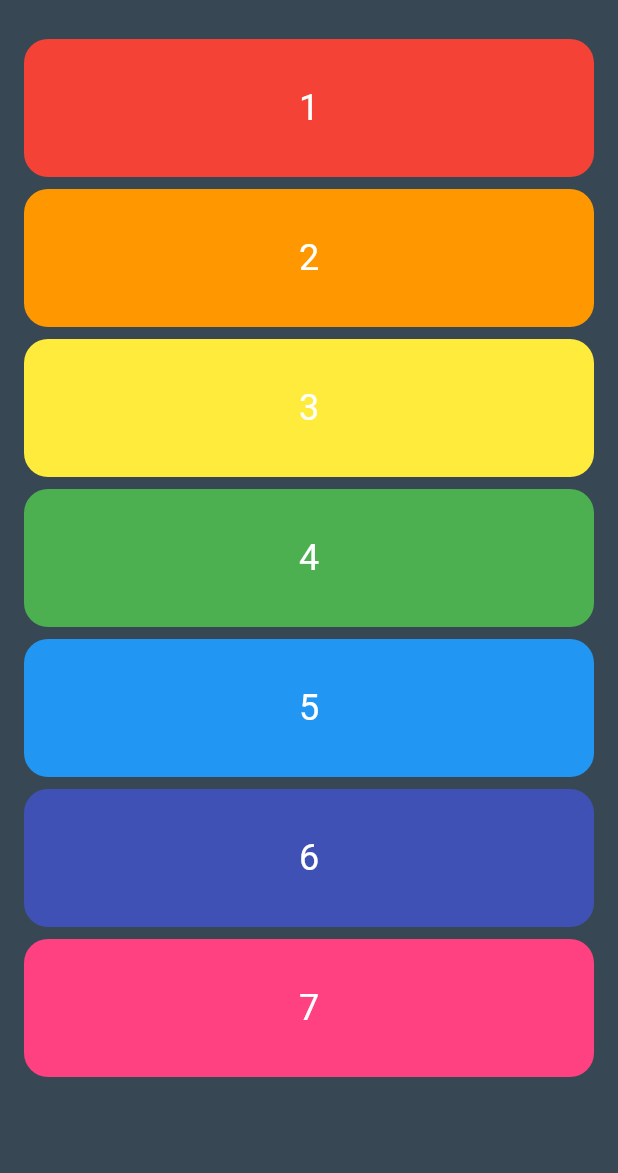
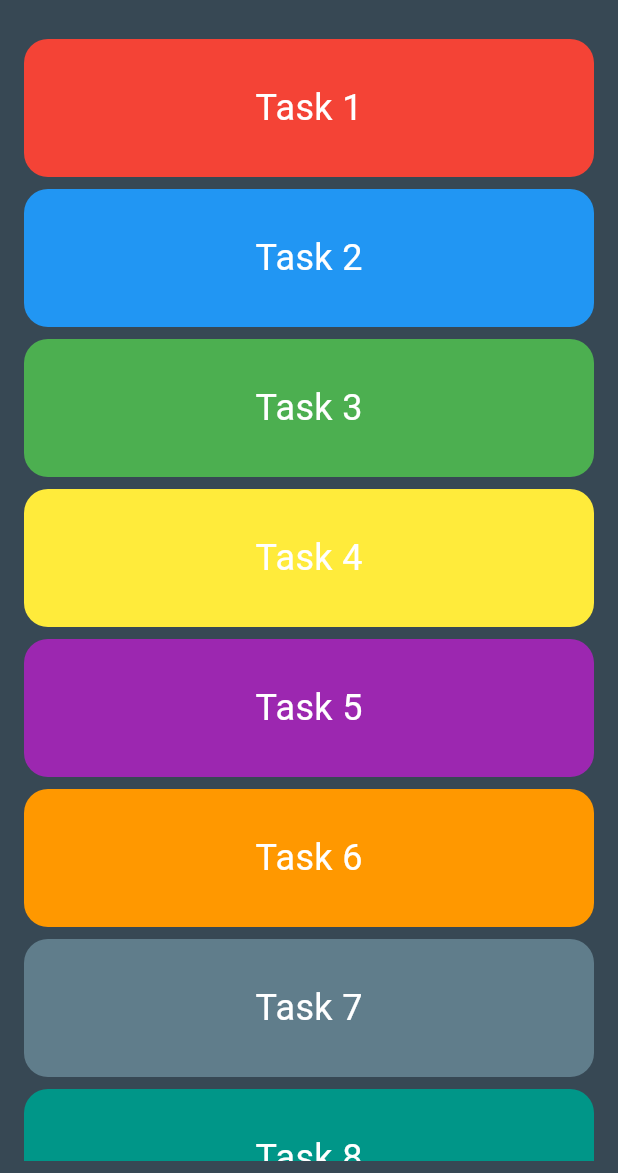
Before and after one commit to SamHarv/plans, a Flutter app: the screen it shows after launch, on a phone screen of 412 x 824 dp, the part 63-1236 px from its top. Run offline on Flutter 3.47's test engine with Material 3 defaults, Android fonts, the phone set to English and light mode, and no system bars; our stand-ins replace beamer, flutter_riverpod, riverpod.

Commit message:
Restructuring and introduction of TaskView page

```diff
--- a/lib/main.dart
+++ b/lib/main.dart
@@ -1,9 +1,11 @@
+import 'package:beamer/beamer.dart';
 import 'package:flutter/material.dart';
+import 'package:flutter_riverpod/flutter_riverpod.dart';
 import './constants.dart';
-import 'pages/home_page.dart';
+import 'routes.dart';
 
 void main() {
-  runApp(const Plans());
+  runApp(const ProviderScope(child: Plans()));
 }
 
 class Plans extends StatelessWidget {
@@ -11,15 +13,16 @@ class Plans extends StatelessWidget {
 
   @override
   Widget build(BuildContext context) {
-    return MaterialApp(
+    return MaterialApp.router(
       title: 'Plans',
       debugShowCheckedModeBanner: false,
+      routerDelegate: routerDelegate,
+      routeInformationParser: BeamerParser(),
       theme: ThemeData(
         useMaterial3: true,
         colorSchemeSeed: colour,
       ),
       themeMode: ThemeMode.dark,
-      home: const HomePage(),
     );
   }
 }
--- /dev/null
+++ b/lib/models/task.dart
@@ -0,0 +1,74 @@
+import 'dart:math';
+
+import 'package:flutter/material.dart';
+
+class Task {
+  String taskID;
+  Color taskColour;
+  String taskHeading;
+  String taskContents;
+  String taskTag;
+  String taskPriority;
+
+  Task({
+    required this.taskID,
+    required this.taskColour,
+    required this.taskHeading,
+    required this.taskContents,
+    required this.taskTag,
+    required this.taskPriority,
+  });
+
+  // generate random task ID betweem 0 and 999999
+  void generateTaskID() {
+    taskID = Random().nextInt(999999).toString();
+  }
+
+  Color getTaskColour() {
+    return taskColour;
+  }
+
+  String getTaskContents() {
+    return taskContents;
+  }
+
+  String getTaskHeading() {
+    return taskHeading;
+  }
+
+  String getTaskID() {
+    return taskID;
+  }
+
+  String getTaskPriority() {
+    return taskPriority;
+  }
+
+  String getTaskTag() {
+    return taskTag;
+  }
+
+  void setTaskColour(Color newColour) {
+    taskColour = newColour;
+  }
+
+  void setTaskContents(String newContents) {
+    taskContents = newContents;
+  }
+
+  void setTaskHeading(String newHeading) {
+    taskHeading = newHeading;
+  }
+
+  void setTaskID(String newID) {
+    taskID = newID;
+  }
+
+  void setTaskPriority(String newPriority) {
+    taskPriority = newPriority;
+  }
+
+  void setTaskTag(String newTag) {
+    taskTag = newTag;
+  }
+}
--- a/lib/routes.dart
+++ b/lib/routes.dart
@@ -1,5 +1,6 @@
 import 'package:beamer/beamer.dart';
 import 'package:flutter/material.dart';
+import 'package:plans/models/task.dart';
 
 import 'pages/home_page.dart';
 import 'pages/subtask_view.dart';
@@ -19,13 +20,14 @@ final routerDelegate = BeamerDelegate(
         );
       },
       '/task-view': (context, state, data) {
-        return const BeamPage(
-          key: ValueKey('task-view'),
+        return BeamPage(
+          key: const ValueKey('task-view'),
           type: BeamPageType.fadeTransition,
-          title: 'Task View',
-          child: TaskView(),
+          title: '$data.taskHeading',
+          child: TaskView(task: data as Task, taskID: data.taskID),
         );
       },
+
       '/subtask-view': (context, state, data) {
         return const BeamPage(
           key: ValueKey('subtask-view'),
--- /dev/null
+++ b/lib/state_management/riverpod_providers.dart
@@ -0,0 +1,6 @@
+import 'package:flutter/material.dart';
+import 'package:riverpod/riverpod.dart';
+
+final taskColour = StateProvider<Color>((ref) => Colors.black);
+final taskHeading = StateProvider<String>((ref) => "New Task");
+final taskBody = StateProvider<String>((ref) => "");
--- a/lib/widgets/task_box.dart
+++ /dev/null
@@ -1,38 +0,0 @@
-import 'package:flutter/material.dart';
-
-class TaskBox extends StatelessWidget {
-  final Color boxColour;
-  final String heading;
-  final String? body;
-  //final Tag tag;
-
-  const TaskBox({
-    super.key,
-    required this.boxColour,
-    required this.heading,
-    this.body,
-    //this.tag,
-  });
-
-  @override
-  Widget build(BuildContext context) {
-    return Padding(
-      padding: const EdgeInsets.symmetric(horizontal: 0, vertical: 4),
-      child: Container(
-        decoration: BoxDecoration(
-          color: boxColour,
-          borderRadius: BorderRadius.circular(16),
-        ),
-        child: Center(
-          child: Text(
-            heading,
-            style: const TextStyle(
-              fontSize: 24,
-              color: Colors.white,
-            ),
-          ),
-        ),
-      ),
-    );
-  }
-}
--- a/lib/widgets/tasks_reorderable.dart
+++ b/lib/widgets/tasks_reorderable.dart
@@ -1,42 +1,81 @@
+import 'package:beamer/beamer.dart';
 import 'package:flutter/material.dart';
-import '../widgets/task_box.dart';
+import 'package:flutter_riverpod/flutter_riverpod.dart';
+import '../models/task.dart';
 
-class TasksReorderable extends StatefulWidget {
+class TasksReorderable extends ConsumerStatefulWidget {
   const TasksReorderable({super.key});
 
   @override
-  State<TasksReorderable> createState() => _TasksReorderableState();
+  ConsumerState<ConsumerStatefulWidget> createState() =>
+      _TasksReorderableState();
 }
 
-class _TasksReorderableState extends State<TasksReorderable> {
-  final List<TaskBox> tasks = [
-    const TaskBox(
-      boxColour: Colors.red,
-      heading: '1',
+class _TasksReorderableState extends ConsumerState<TasksReorderable> {
+  final tasks = [
+    Task(
+      taskID: "0",
+      taskColour: Colors.red,
+      taskHeading: "Task 1",
+      taskContents: "This is the first task",
+      taskTag: "Tag 1",
+      taskPriority: "High",
     ),
-    const TaskBox(
-      boxColour: Colors.orange,
-      heading: '2',
+    Task(
+      taskID: "1",
+      taskColour: Colors.blue,
+      taskHeading: "Task 2",
+      taskContents: "This is the second task",
+      taskTag: "Tag 2",
+      taskPriority: "Medium",
     ),
-    const TaskBox(
-      boxColour: Colors.yellow,
-      heading: '3',
+    Task(
+      taskID: "2",
+      taskColour: Colors.green,
+      taskHeading: "Task 3",
+      taskContents: "This is the third task",
+      taskTag: "Tag 3",
+      taskPriority: "Low",
     ),
-    const TaskBox(
-      boxColour: Colors.green,
-      heading: '4',
+    Task(
+      taskID: "3",
+      taskColour: Colors.yellow,
+      taskHeading: "Task 4",
+      taskContents: "This is the fourth task",
+      taskTag: "Tag 4",
+      taskPriority: "High",
     ),
-    const TaskBox(
-      boxColour: Colors.blue,
-      heading: '5',
+    Task(
+      taskID: "4",
+      taskColour: Colors.purple,
+      taskHeading: "Task 5",
+      taskContents: "This is the fifth task",
+      taskTag: "Tag 5",
+      taskPriority: "Medium",
     ),
-    const TaskBox(
-      boxColour: Colors.indigo,
-      heading: '6',
+    Task(
+      taskID: "5",
+      taskColour: Colors.orange,
+      taskHeading: "Task 6",
+      taskContents: "This is the sixth task",
+      taskTag: "Tag 6",
+      taskPriority: "Low",
     ),
-    const TaskBox(
-      boxColour: Colors.pinkAccent,
-      heading: '7',
+    Task(
+      taskID: "6",
+      taskColour: Colors.blueGrey,
+      taskHeading: "Task 7",
+      taskContents: "This is the seventh task",
+      taskTag: "Tag 7",
+      taskPriority: "High",
+    ),
+    Task(
+      taskID: "7",
+      taskColour: Colors.teal,
+      taskHeading: "Task 8",
+      taskContents: "This is the eighth task",
+      taskTag: "Tag 8",
+      taskPriority: "Medium",
     ),
   ];
 
@@ -47,7 +86,7 @@ class _TasksReorderableState extends State<TasksReorderable> {
         if (newIndex > oldIndex) {
           newIndex--;
         }
-        final TaskBox task = tasks.removeAt(oldIndex);
+        final Task task = tasks.removeAt(oldIndex);
         tasks.insert(newIndex, task);
       });
     }
@@ -60,19 +99,45 @@ class _TasksReorderableState extends State<TasksReorderable> {
           InkResponse(
             key: ValueKey(task),
             onTap: () {
-              updateOrder(1, 5);
-              updateOrder(0, 4);
-              updateOrder(2, 3);
-              updateOrder(3, 6);
-              updateOrder(4, 1);
-              updateOrder(5, 2);
-              updateOrder(6, 7);
+              final destinationTask = Task(
+                taskColour: task.taskColour,
+                taskHeading: task.taskHeading,
+                taskContents: task.taskContents,
+                taskTag: task.taskTag,
+                taskPriority: task.taskPriority,
+                taskID: task.taskID,
+              );
+              // if (task has subtasks) {
+              // Navigate to subtask display taking task as argument;
+              // } else {
+              // Navigate to task display taking task as argument;
+              // }
+              // Open corresponding task
+              Beamer.of(context)
+                  .beamToNamed('/task-view', data: destinationTask);
             },
             child: SizedBox(
               //key: ValueKey(task),
               height: 100,
               width: double.infinity,
-              child: task,
+              child: Padding(
+                padding: const EdgeInsets.symmetric(horizontal: 0, vertical: 4),
+                child: Container(
+                  decoration: BoxDecoration(
+                    color: task.taskColour,
+                    borderRadius: BorderRadius.circular(16),
+                  ),
+                  child: Center(
+                    child: Text(
+                      task.taskHeading,
+                      style: const TextStyle(
+                        fontSize: 24,
+                        color: Colors.white,
+                      ),
+                    ),
+                  ),
+                ),
+              ),
             ),
           ),
       ],
--- a/pubspec.yaml
+++ b/pubspec.yaml
@@ -36,6 +36,8 @@ dependencies:
   # Use with the CupertinoIcons class for iOS style icons.
   cupertino_icons: ^1.0.2
   beamer: ^1.5.6
+  riverpod: ^2.4.9
+  flutter_riverpod: ^2.4.9
 
 dev_dependencies:
   flutter_test:
```
Also changed, not shown: lib/models/task_model.dart (deleted, +0 -23 lines), lib/pages/task_view.dart (+84 -2 lines), lib/todo.txt (+4 -3 lines), firebase.json (added), pubspec.lock, 2 other files.
